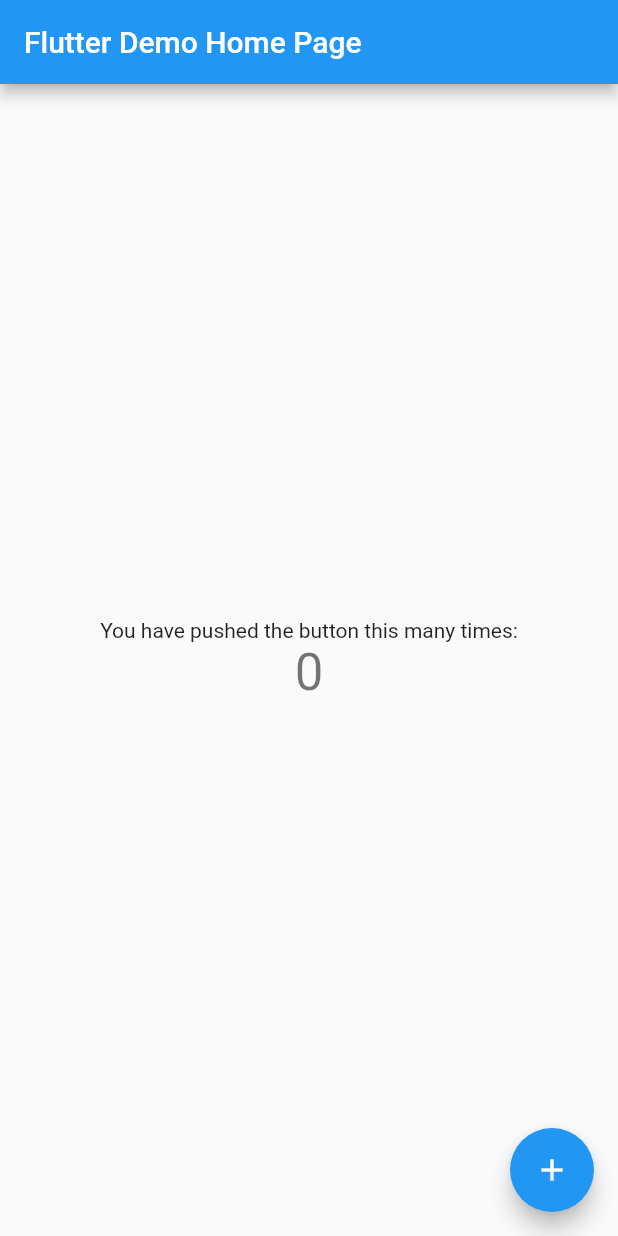
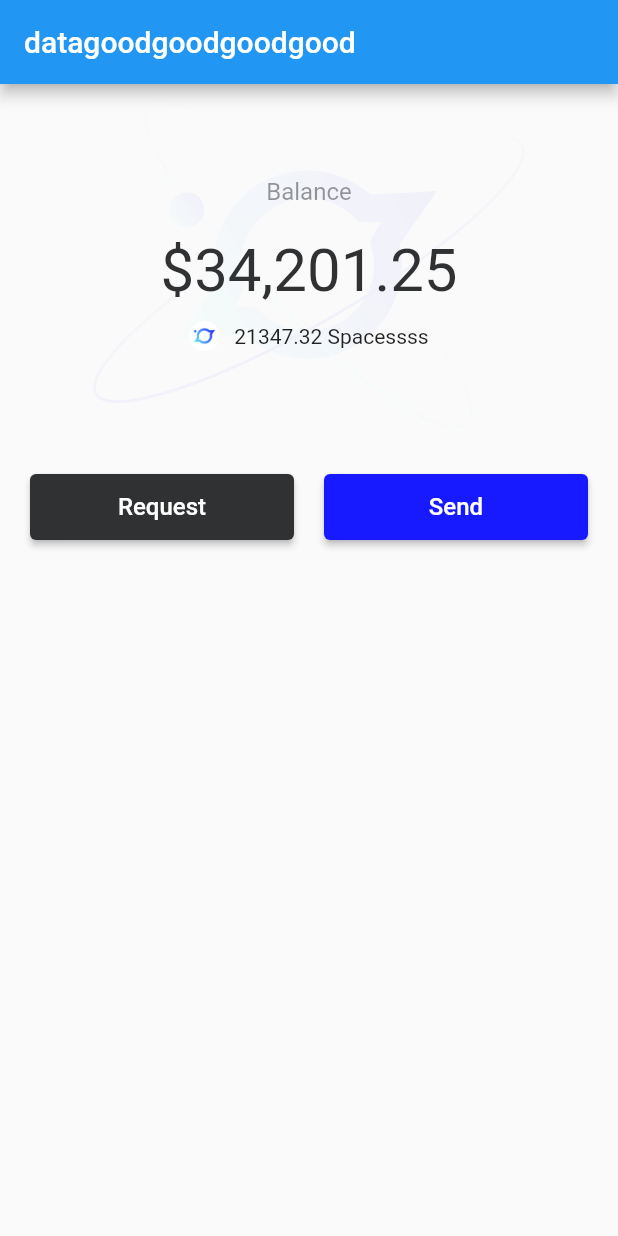
Before and after one commit to mvc-labs/metalet-native-app, a Flutter app: the screen it shows after launch, on a phone screen of 412 x 824 dp. Run offline on Flutter 3.47's test engine with Material 2 defaults, Android fonts, the phone set to English and light mode, and no system bars.

Commit message:
开发 钱包首页

```diff
--- a/lib/main.dart
+++ b/lib/main.dart
@@ -1,4 +1,5 @@
 import 'package:flutter/material.dart';
+import 'package:mvcwallet/utils/SimColor.dart';
 
 void main() {
   runApp(const MyApp());
@@ -7,109 +8,125 @@
 class MyApp extends StatelessWidget {
   const MyApp({super.key});
 
-  // This widget is the root of your application.
   @override
   Widget build(BuildContext context) {
     return MaterialApp(
-      title: 'Flutter Demo',
-      theme: ThemeData(
-        // This is the theme of your application.
-        //
-        // Try running your application with "flutter run". You'll see the
-        // application has a blue toolbar. Then, without quitting the app, try
-        // changing the primarySwatch below to Colors.green and then invoke
-        // "hot reload" (press "r" in the console where you ran "flutter run",
-        // or simply save your changes to "hot reload" in a Flutter IDE).
-        // Notice that the counter didn't reset back to zero; the application
-        // is not restarted.
-        primarySwatch: Colors.blue,
+      home: Scaffold(
+        appBar: AppBar(
+            title: Container(
+                child: Row(
+          mainAxisAlignment: MainAxisAlignment.start,
+          children: [
+            Text("data"),
+            Text("good"),
+            Text("good"),
+            Text("good"),
+            Text("good")
+          ],
+        ))),
+        body: HomePage(),
       ),
-      home: const MyHomePage(title: 'Flutter Demo Home Page'),
     );
   }
 }
 
-class MyHomePage extends StatefulWidget {
-  const MyHomePage({super.key, required this.title});
-
-  // This widget is the home page of your application. It is stateful, meaning
-  // that it has a State object (defined below) that contains fields that affect
-  // how it looks.
-
-  // This class is the configuration for the state. It holds the values (in this
-  // case the title) provided by the parent (in this case the App widget) and
-  // used by the build method of the State. Fields in a Widget subclass are
-  // always marked "final".
-
-  final String title;
+class HomePage extends StatefulWidget {
+  const HomePage({Key? key}) : super(key: key);
 
   @override
-  State<MyHomePage> createState() => _MyHomePageState();
+  State<HomePage> createState() => _HomePageState();
 }
 
-class _MyHomePageState extends State<MyHomePage> {
-  int _counter = 0;
-
-  void _incrementCounter() {
-    setState(() {
-      // This call to setState tells the Flutter framework that something has
-      // changed in this State, which causes it to rerun the build method below
-      // so that the display can reflect the updated values. If we changed
-      // _counter without calling setState(), then the build method would not be
-      // called again, and so nothing would appear to happen.
-      _counter++;
-    });
-  }
-
+class _HomePageState extends State<HomePage> {
   @override
   Widget build(BuildContext context) {
-    // This method is rerun every time setState is called, for instance as done
-    // by the _incrementCounter method above.
-    //
-    // The Flutter framework has been optimized to make rerunning build methods
-    // fast, so that you can just rebuild anything that needs updating rather
-    // than having to individually change instances of widgets.
-    return Scaffold(
-      appBar: AppBar(
-        // Here we take the value from the MyHomePage object that was created by
-        // the App.build method, and use it to set our appbar title.
-        title: Text(widget.title),
+    return Container(
+      child: Column(
+        children: [
+          Container(
+            height: 240,
+            width: double.infinity,
+            decoration: const BoxDecoration(
+                // color: Colors.red,
+                image: DecorationImage(
+              image: AssetImage("images/bg_img_space.png"),
+            )
+                // image: AssetImage("images/icon.png"),)
                 ),
-      body: Center(
-        // Center is a layout widget. It takes a single child and positions it
-        // in the middle of the parent.
             child: Column(
-          // Column is also a layout widget. It takes a list of children and
-          // arranges them vertically. By default, it sizes itself to fit its
-          // children horizontally, and tries to be as tall as its parent.
-          //
-          // Invoke "debug painting" (press "p" in the console, choose the
-          // "Toggle Debug Paint" action from the Flutter Inspector in Android
-          // Studio, or the "Toggle Debug Paint" command in Visual Studio Code)
-          // to see the wireframe for each widget.
-          //
-          // Column has various properties to control how it sizes itself and
-          // how it positions its children. Here we use mainAxisAlignment to
-          // center the children vertically; the main axis here is the vertical
-          // axis because Columns are vertical (the cross axis would be
-          // horizontal).
               mainAxisAlignment: MainAxisAlignment.center,
-          children: <Widget>[
+              children: [
                 const Text(
-              'You have pushed the button this many times:',
+                  "Balance",
+                  style: TextStyle(
+                      color: Color(SimColor.deaful_txt_half_color),
+                      fontSize: 16),
                 ),
-            Text(
-              '$_counter',
-              style: Theme.of(context).textTheme.headlineMedium,
+                const SizedBox(
+                  height: 20,
+                ), //SimColor.deaful_txt_color
+                const Text(
+                  "\$34,201.25",
+                  style: TextStyle(
+                      color: Color(SimColor.deaful_txt_color), fontSize: 40),
+                ),
+                const SizedBox(height: 10),
+                Row(
+                  mainAxisAlignment: MainAxisAlignment.center,
+                  children: [
+                    Image.asset(
+                      "images/icon.png",
+                      width: 20,
+                      height: 20,
+                    ),
+                    const SizedBox(width: 10),
+                    const Text(
+                      "21347.32 Spacessss",
+                      style: TextStyle(fontSize: 14),
+                    )
+                  ],
                 ),
               ],
             ),
           ),
-      floatingActionButton: FloatingActionButton(
-        onPressed: _incrementCounter,
-        tooltip: 'Increment',
-        child: const Icon(Icons.add),
-      ), // This trailing comma makes auto-formatting nicer for build methods.
+          //这里是两个 Button
+          Padding(
+            padding: const EdgeInsets.fromLTRB(20, 20, 20, 0),
+            child: Row(
+              //这里写2个 Button
+              mainAxisAlignment: MainAxisAlignment.spaceBetween,
+              children: [
+                Expanded(
+                    flex: 1,
+                    child:SizedBox(
+                      height: 44,
+                      child: ElevatedButton(
+                          onPressed: () {},
+                          style: ButtonStyle(
+                              backgroundColor: MaterialStateProperty.all(
+                                  const Color(SimColor.deaful_txt_color))),
+                          child: const Text("Request",style: TextStyle(fontSize: 16))),
+                    )
+                ),
+                const SizedBox(width: 20),
+                Expanded(
+                    flex: 1,
+                    child: SizedBox(
+                        height: 44,
+                        child:ElevatedButton(
+                          onPressed: () {},
+                          style: ButtonStyle(
+                              backgroundColor: MaterialStateProperty.all(
+                                  const Color(SimColor.color_button_blue))),
+                          child: const Text("Send",style: TextStyle(fontSize: 16)),
+                        )
+                    )
+                )
+              ],
+            ),
+          )
+        ],
+      ),
     );
   }
 }
--- /dev/null
+++ b/lib/utils/SimColor.dart
@@ -0,0 +1,10 @@
+
+import 'package:flutter/material.dart';
+
+class SimColor {
+  static const int deaful_txt_color=0xff303133;
+  // static const String deaful_txt_color_str="#303133".toColor();
+  static const int deaful_txt_half_color=0x80303133;
+  static const int color_button_blue=0xff171AFF;
+
+}
--- a/pubspec.yaml
+++ b/pubspec.yaml
@@ -59,9 +59,8 @@
   uses-material-design: true
 
   # To add assets to your application, add an assets section, like this:
-  # assets:
-  #   - images/a_dot_burr.jpeg
-  #   - images/a_dot_ham.jpeg
+  assets:
+     - images/
 
   # An image asset can refer to one or more resolution-specific "variants", see
   # https://flutter.dev/assets-and-images/#resolution-aware
```
Also changed, not shown: images/bg_img_space.png (added), images/icon.png (added). Lines whose indentation alone changed are shown as unchanged.
